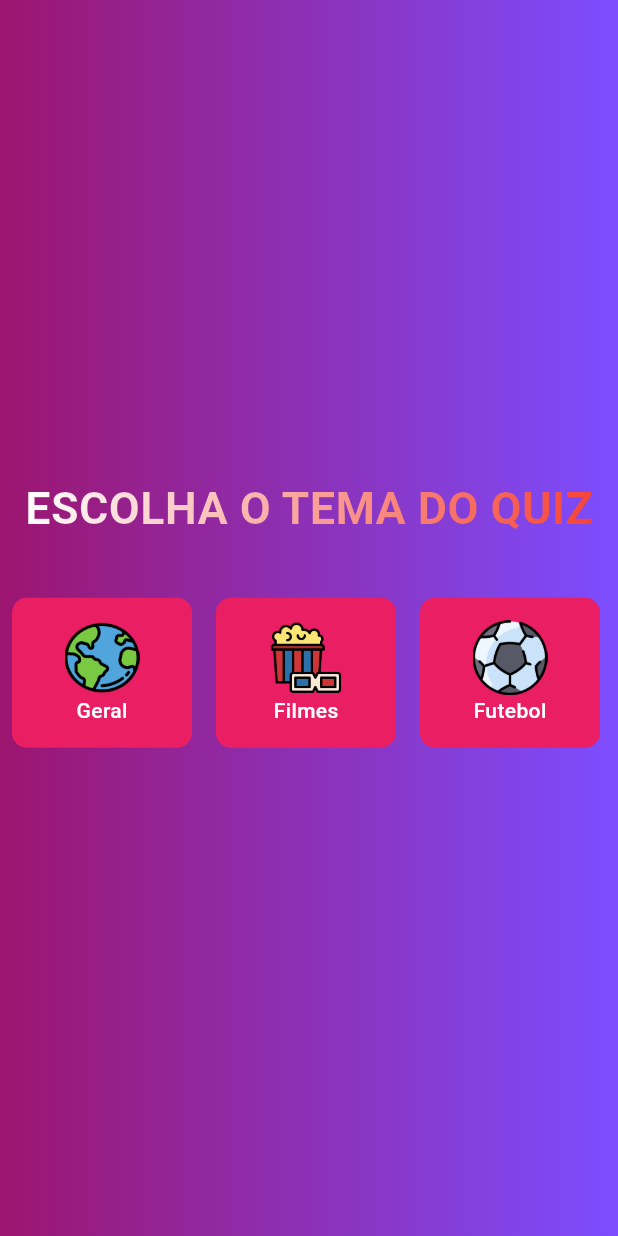
After one commit to ericdiasblu/trivia_world, a Flutter app: the MenuScreen screen opened directly, on a phone screen of 412 x 824 dp. The commit adds this screen. Run offline on Flutter 3.47's test engine with Material 3 defaults, Android fonts, the phone set to English and light mode, and no system bars.

Commit message:
menu feito e cores atualizadas

```diff
--- a/lib/screens/enter_screen.dart
+++ b/lib/screens/enter_screen.dart
@@ -1,4 +1,5 @@
 import 'package:flutter/material.dart';
+import 'package:trivia_world/screens/menu_screen.dart';
 import '../widgets/gradient_text.dart';
 
 class EnterScreen extends StatefulWidget {
@@ -8,7 +9,8 @@ class EnterScreen extends StatefulWidget {
   _EnterScreenState createState() => _EnterScreenState();
 }
 
-class _EnterScreenState extends State<EnterScreen> with SingleTickerProviderStateMixin {
+class _EnterScreenState extends State<EnterScreen>
+    with SingleTickerProviderStateMixin {
   late AnimationController _controller;
 
   @override
@@ -16,7 +18,9 @@ class _EnterScreenState extends State<EnterScreen> with SingleTickerProviderStat
     super.initState();
     _controller = AnimationController(
       vsync: this,
-      duration: const Duration(milliseconds: 500), // Duração de cada ciclo de piscar
+      duration: const Duration(
+        milliseconds: 500,
+      ), // Duração de cada ciclo de piscar
     )..repeat(reverse: true); // Repetir a animação em reverso
   }
 
@@ -28,12 +32,19 @@ class _EnterScreenState extends State<EnterScreen> with SingleTickerProviderStat
 
   @override
   Widget build(BuildContext context) {
-    return Scaffold(
+    return GestureDetector(
+      onTap: () {Navigator.push(
+        context,
+        MaterialPageRoute(builder: (context) => const MenuScreen()),
+      );},
+      child: Scaffold(
         body: Center(
           child: Container(
             width: double.infinity,
             decoration: BoxDecoration(
-            gradient: LinearGradient(colors: [Colors.pink,Colors.deepPurpleAccent]),
+              gradient: LinearGradient(
+                colors: [Color(0xFF9C156F), Colors.deepPurpleAccent],
+              ),
             ),
             child: Column(
               mainAxisAlignment: MainAxisAlignment.center,
@@ -41,7 +52,8 @@ class _EnterScreenState extends State<EnterScreen> with SingleTickerProviderStat
                 GradientText(
                   'TRIVIA WORLD',
                   gradient: LinearGradient(
-                    colors: [Colors.white, Colors.red], // Gradiente do branco ao vermelho
+                    colors: [Colors.white, Colors.red],
+                    // Gradiente do branco ao vermelho
                     begin: Alignment.topLeft,
                     end: Alignment.bottomRight,
                   ),
@@ -64,6 +76,7 @@ class _EnterScreenState extends State<EnterScreen> with SingleTickerProviderStat
             ),
           ),
         ),
+      ),
     );
   }
 }
--- /dev/null
+++ b/lib/screens/menu_screen.dart
@@ -0,0 +1,49 @@
+import 'package:flutter/material.dart';
+import 'package:trivia_world/widgets/build_theme.dart';
+
+import '../widgets/gradient_text.dart';
+
+class MenuScreen extends StatelessWidget {
+  const MenuScreen({super.key});
+
+  @override
+  Widget build(BuildContext context) {
+    return Scaffold(
+      backgroundColor: Colors.blue,
+      body: Center(
+        child: Container(
+          width: double.infinity,
+          decoration: BoxDecoration(
+            gradient: LinearGradient(
+              colors: [Color(0xFF9C156F), Colors.deepPurpleAccent],
+            ),
+          ),
+          child: Column(
+            mainAxisAlignment: MainAxisAlignment.center,
+            children: [
+              GradientText(
+                'ESCOLHA O TEMA DO QUIZ',
+                gradient: LinearGradient(
+                  colors: [Colors.white, Colors.red],
+                  // Gradiente do branco ao vermelho
+                  begin: Alignment.topLeft,
+                  end: Alignment.bottomRight,
+                ),
+                style: const TextStyle(
+                  fontSize: 30,
+                  fontWeight: FontWeight.bold,
+                ),
+              ),
+              SizedBox(height: 30,),
+              Row(children: [
+                BuildTheme(image: AssetImage("assets/globe.png",), themeName: "Geral"),
+                BuildTheme(image: AssetImage("assets/movie.png",), themeName: "Filmes"),
+                BuildTheme(image: AssetImage("assets/soccer.png",), themeName: "Futebol"),
+              ],)
+            ],
+          ),
+        ),
+      ),
+    );
+  }
+}
--- /dev/null
+++ b/lib/widgets/build_theme.dart
@@ -0,0 +1,33 @@
+import 'package:flutter/material.dart';
+
+class BuildTheme extends StatelessWidget {
+  final AssetImage image;
+  final String themeName;
+
+  const BuildTheme({super.key, required this.image, required this.themeName});
+
+  @override
+  Widget build(BuildContext context) {
+    return Padding(
+      padding: const EdgeInsets.all(8.0),
+      child: Container(
+        decoration: BoxDecoration(
+          color: Colors.pink,
+          borderRadius: BorderRadiusDirectional.all(Radius.circular(10)),
+        ),
+        width: 120,
+        height: 100,
+        child: Column(
+          mainAxisAlignment: MainAxisAlignment.center,
+          children: [
+            Image(image: image, height: 50, width: 50),
+            Text(
+              themeName,
+              style: TextStyle(color: Colors.white, fontWeight: FontWeight.w500),
+            ),
+          ],
+        ),
+      ),
+    );
+  }
+}
--- a/pubspec.yaml
+++ b/pubspec.yaml
@@ -56,6 +56,10 @@ flutter:
   # included with your application, so that you can use the icons in
   # the material Icons class.
   uses-material-design: true
+  assets:
+    - assets/globe.png
+    - assets/movie.png
+    - assets/soccer.png
 
   # To add assets to your application, add an assets section, like this:
   # assets:
```
Also changed, not shown: assets/globe.png (added), assets/movie.png (added), assets/soccer.png (added). Lines whose indentation alone changed are shown as unchanged.
